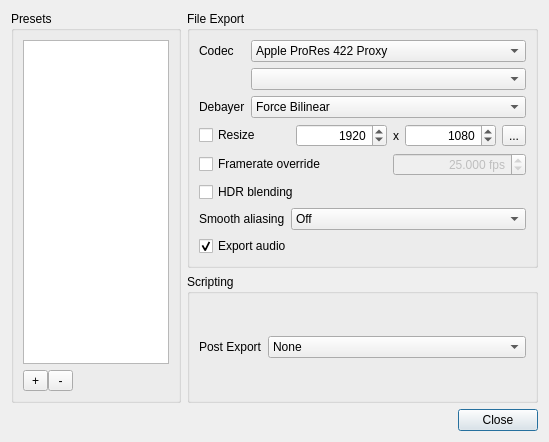
Before: the Qt Designer form platform/qt/ExportSettingsDialog.ui in ilia3101/MLV-App, drawn with Qt 5.
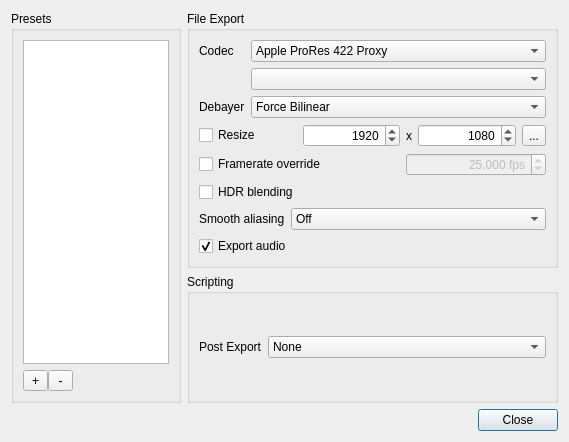
After: the same form once the commit is applied. Icons and pictures are not drawn.

Diff of the .ui file:
```diff
--- a/platform/qt/ExportSettingsDialog.ui
+++ b/platform/qt/ExportSettingsDialog.ui
@@ -6,7 +6,7 @@
    <rect>
     <x>0</x>
     <y>0</y>
-    <width>549</width>
+    <width>569</width>
     <height>442</height>
    </rect>
   </property>
```
Left out of the diff: 2 changed lines with no effect on the pictures.
